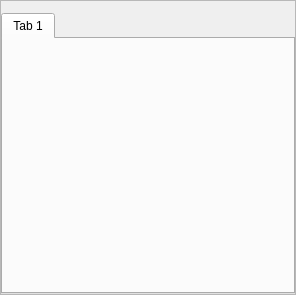
The window that design/window_flyout_panel.ui (jedhelmers/Fauxtoshop) describes before a commit, drawn with Qt 5.
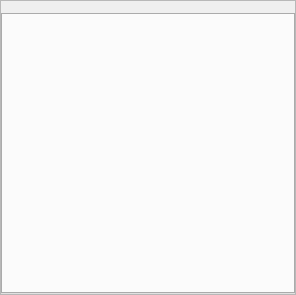
The same window after the commit.

Diff of the .ui file:
```diff
--- a/design/window_flyout_panel.ui
+++ b/design/window_flyout_panel.ui
@@ -10,6 +10,12 @@
     <height>295</height>
    </rect>
   </property>
+  <property name="maximumSize">
+   <size>
+    <width>296</width>
+    <height>16777215</height>
+   </size>
+  </property>
   <property name="windowTitle">
    <string/>
   </property>
@@ -71,14 +77,15 @@
       </item>
       <item>
        <widget class="QTabWidget" name="windowPanelTabWidget">
+        <property name="maximumSize">
+         <size>
+          <width>16777215</width>
+          <height>16777215</height>
+         </size>
+        </property>
         <property name="currentIndex">
          <number>0</number>
         </property>
-        <widget class="QWidget" name="tab">
-         <attribute name="title">
-          <string>Tab 1</string>
-         </attribute>
-        </widget>
        </widget>
       </item>
      </layout>
```
Left out of the diff: 2 changed lines with no effect on the pictures.
